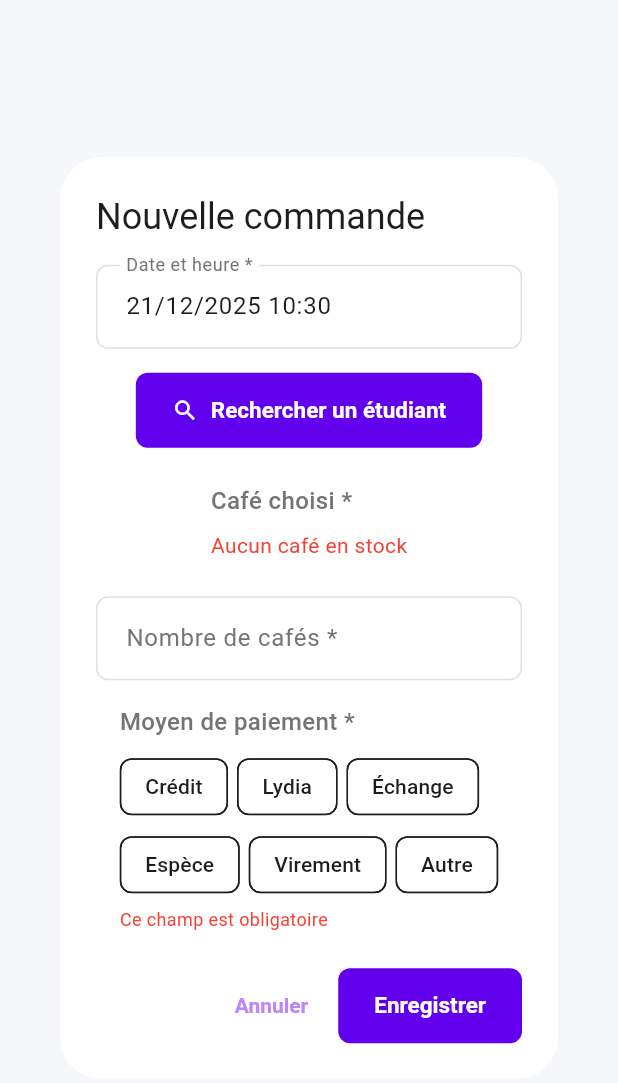
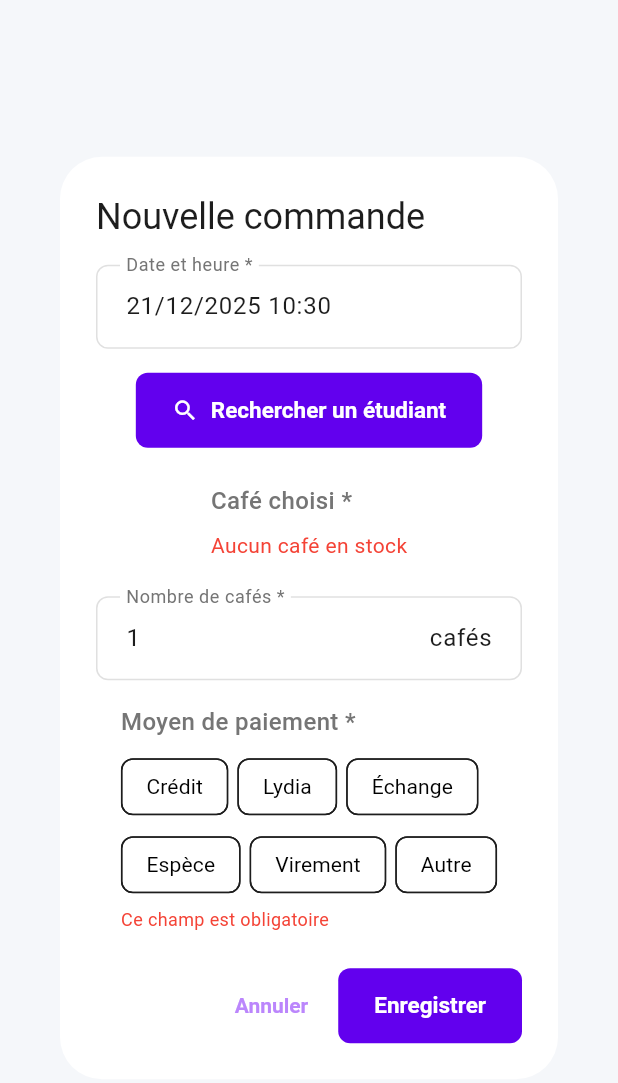
Before and after one commit to Loris2p/cafe_bda, a Flutter app: the OrderForm widget shown alone on an empty page, opened directly with empty values, on a phone screen of 412 x 824 dp. Shown: the top 1083 px of the screen. Run offline on Flutter 3.47's test engine with Material 3 defaults, Android fonts, the phone set to English and light mode, and no system bars; our stand-ins replace connectivity_plus, flutter_dotenv, google_sign_in, googleapis_auth, shared_preferences; missing offline and left inert: googleapis; accounts and stored records are empty.

Commit message:
valeur par défaut 1 et correction bug android

```diff
--- a/lib/widgets/credit_form.dart
+++ b/lib/widgets/credit_form.dart
@@ -387,7 +387,11 @@ class _CreditFormState extends State<CreditForm> {
                         ),
                         selectedColor: Colors.blue,
                         checkmarkColor: Colors.white,
-                        showCheckmark: true,
+                        showCheckmark: false,
+                        labelStyle: TextStyle(
+                          color: _selectedPaymentMethod == method ? Colors.white : Colors.black,
+                          fontWeight: _selectedPaymentMethod == method ? FontWeight.bold : FontWeight.normal,
+                        ),
                       );
                     }).toList(),
                   ),
--- a/lib/widgets/order_form.dart
+++ b/lib/widgets/order_form.dart
@@ -59,6 +59,7 @@ class OrderFormState extends State<OrderForm> {
     final now = DateTime.now();
     _dateController.text =
         '${now.day}/${now.month}/${now.year} ${now.hour}:${now.minute.toString().padLeft(2, '0')}';
+    _coffeeCountController.text = '1'; // Default to 1 coffee
   }
 
   @override
@@ -333,7 +334,11 @@ class OrderFormState extends State<OrderForm> {
                         ),
                         selectedColor: Colors.blue,
                         checkmarkColor: Colors.white,
-                        showCheckmark: true,
+                        showCheckmark: false,
+                        labelStyle: TextStyle(
+                          color: _selectedPaymentMethod == method ? Colors.white : Colors.black,
+                          fontWeight: _selectedPaymentMethod == method ? FontWeight.bold : FontWeight.normal,
+                        ),
                       );
                     }).toList(),
                   ),
```
Also changed, not shown: 1 other file.
